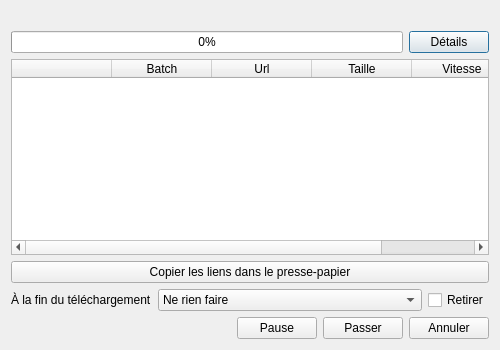
Before: the Qt Designer form src/batch/batchwindow.ui in Bionus/imgbrd-grabber, drawn with Qt 5.
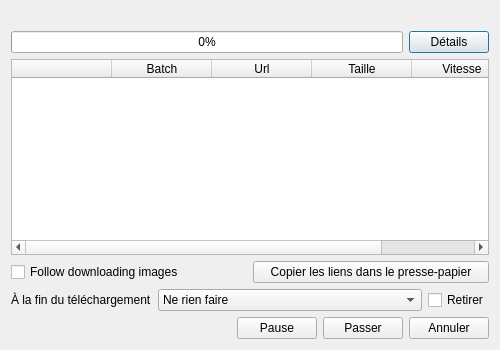
After: the same form once the commit is applied. Icons and pictures are not drawn.

Commit message: Add checkbox to follow batch downloading image (fix #560)

Patch:
```diff
--- a/src/batch/batchwindow.ui
+++ b/src/batch/batchwindow.ui
@@ -137,11 +137,22 @@
        </widget>
       </item>
       <item>
-       <widget class="QPushButton" name="buttonCopyToClipboard">
-        <property name="text">
-         <string>Copier les liens dans le presse-papier</string>
-        </property>
-       </widget>
+       <layout class="QHBoxLayout" name="horizontalLayout_3">
+        <item>
+         <widget class="QCheckBox" name="checkScrollToDownload">
+          <property name="text">
+           <string>Follow downloading images</string>
+          </property>
+         </widget>
+        </item>
+        <item>
+         <widget class="QPushButton" name="buttonCopyToClipboard">
+          <property name="text">
+           <string>Copier les liens dans le presse-papier</string>
+          </property>
+         </widget>
+        </item>
+       </layout>
       </item>
       <item>
        <layout class="QHBoxLayout" name="horizontalLayout_2" stretch="0,1,0">
```
Left out of the diff: 85 changed lines with no effect on the pictures. The commit also changes 2 other files.
